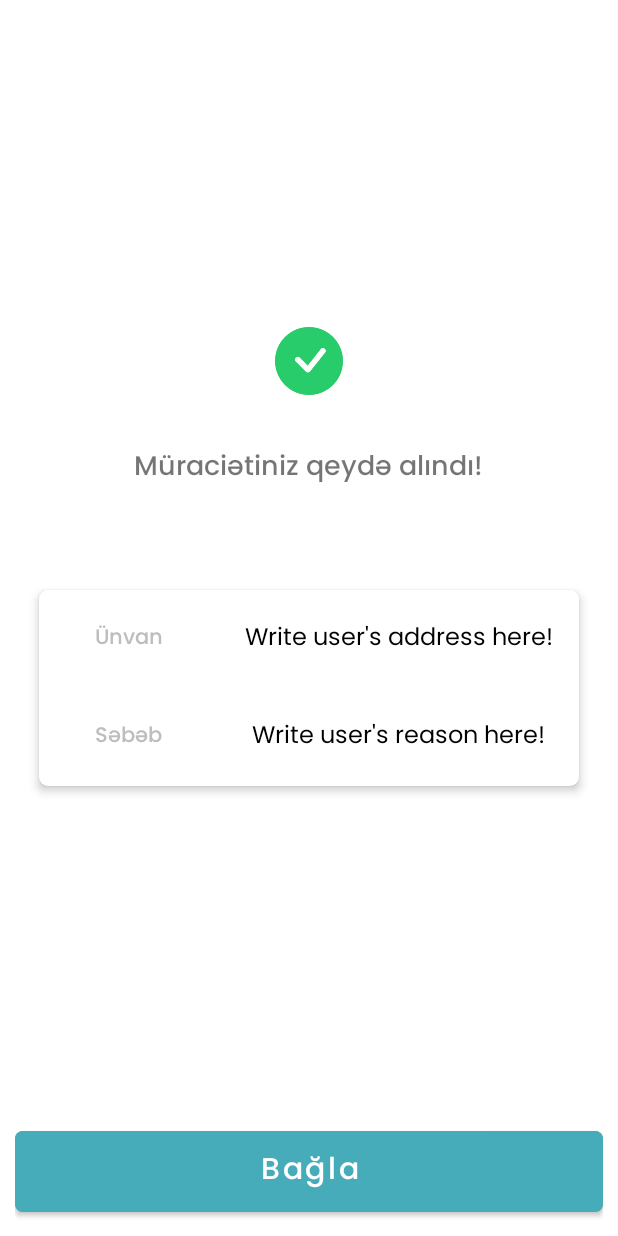
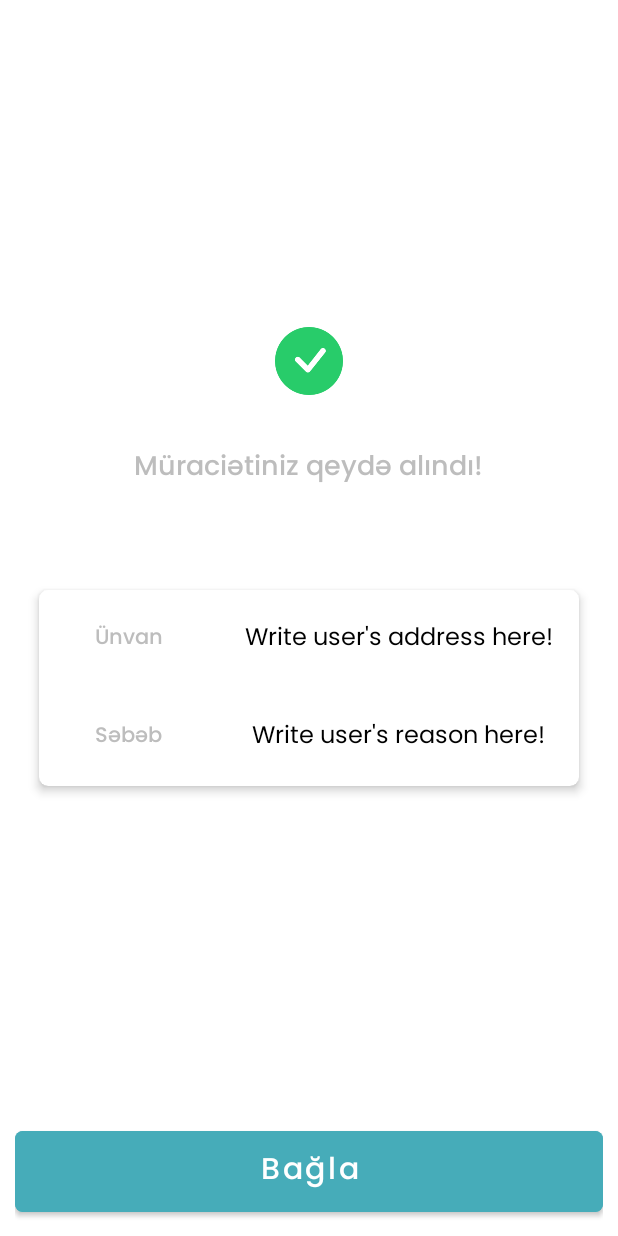
Before and after one commit to Huseynbaba01/MEDICALL, an Android app: the ConfirmedFragment screen opened through its navigation route, on a phone screen of 412 x 824 dp. Run offline under Robolectric (Android 15) with nearby library versions, the phone set to English and light mode, and no system bars.

Commit message:
[v1.1] misc.xml added to gitignores, enhancement in confirmed fragment text color

```diff
--- a/app/src/main/res/layout/fragment_confirmed.xml
+++ b/app/src/main/res/layout/fragment_confirmed.xml
@@ -31,11 +31,12 @@
                     android:background="@drawable/successcheck" />
 
                 <TextView
-                    android:fontFamily="@font/poppins_medium"
                     android:layout_width="wrap_content"
                     android:layout_height="wrap_content"
+                    android:textColor="@color/text_grey"
                     android:layout_gravity="center_horizontal"
                     android:layout_marginBottom="50dp"
+                    android:fontFamily="@font/poppins_medium"
                     android:text="Müraciətiniz qeydə alındı!"
                     android:textSize="18sp" />
 
@@ -43,8 +44,8 @@
                     android:layout_width="match_parent"
                     android:layout_height="wrap_content"
                     android:layout_margin="16dp"
-                    app:cardElevation="4dp"
-                    app:cardCornerRadius="6dp">
+                    app:cardCornerRadius="6dp"
+                    app:cardElevation="4dp">
 
                     <LinearLayout
                         android:layout_width="match_parent"
@@ -101,12 +102,12 @@
 
                                 <TextView
                                     android:layout_width="wrap_content"
-                                    android:textColor="@color/text_grey"
                                     android:layout_height="wrap_content"
                                     android:layout_centerInParent="true"
                                     android:fontFamily="@font/poppins_medium"
                                     android:gravity="center_vertical"
                                     android:text="Səbəb"
+                                    android:textColor="@color/text_grey"
                                     android:textSize="14sp" />
                             </RelativeLayout>
 
```
Also changed, not shown: 1 other file.
